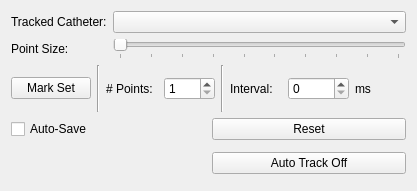
Above: Plugins/CathHistory/CathHistory.ui from pengwg/vurtigo before the change. Below: the same form after it.
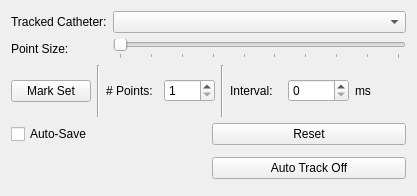
That is the form after the change.

Commit message:
Manually set text color to black
Analysis:

QT designer seems to have a bug wherein the defualt text color for whatsThis is
white and the only way to change it is to manually change from defualt to another
color (not black) then change it again to black.

Resolution:

Changed the text color for whatsThis in cath history plugin

BugID: 758
Reviewed by:

Diff of the .ui file:
```diff
--- a/Plugins/CathHistory/CathHistory.ui
+++ b/Plugins/CathHistory/CathHistory.ui
@@ -7,7 +7,7 @@
     <x>0</x>
     <y>0</y>
     <width>417</width>
-    <height>191</height>
+    <height>196</height>
    </rect>
   </property>
   <property name="windowTitle">
```
Left out of the diff: 54 changed lines with no effect on the pictures.
